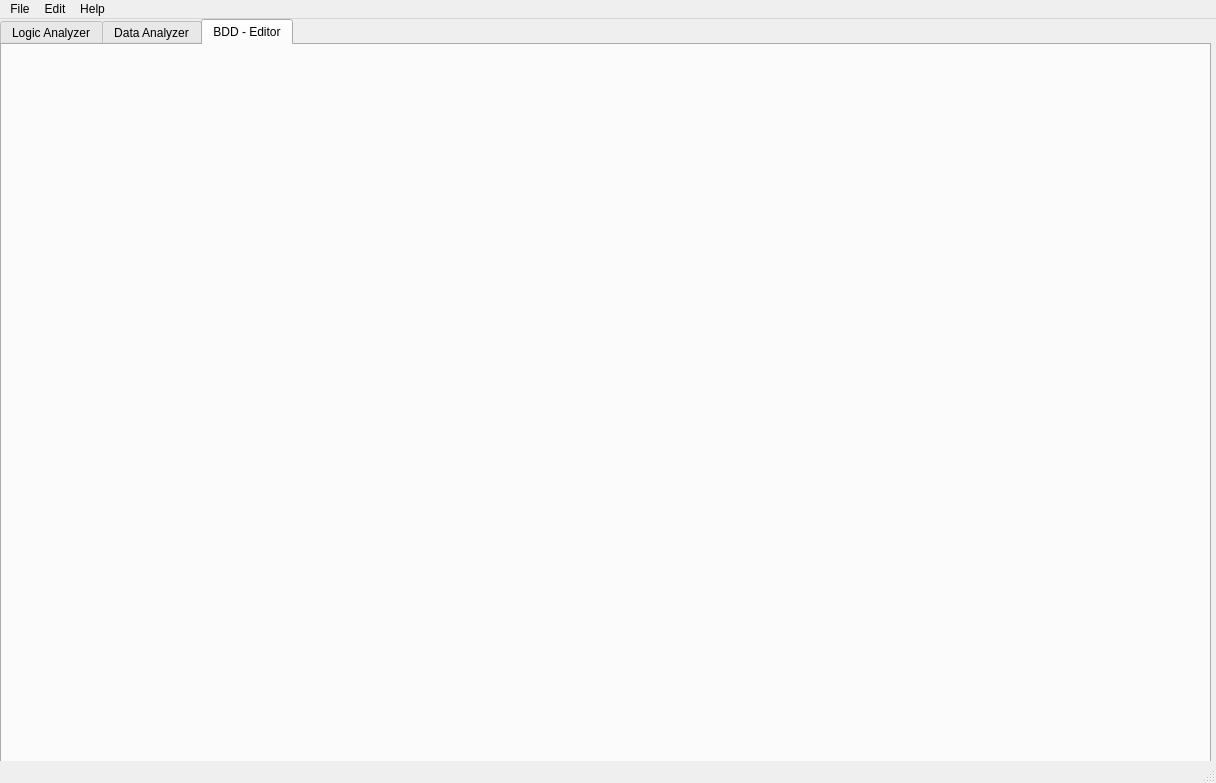
Before: the Qt Designer form src/Interpreter/Visu/EmbSysVisu.ui in asbr90/EmbSysTesting-Tool, drawn with Qt 5.
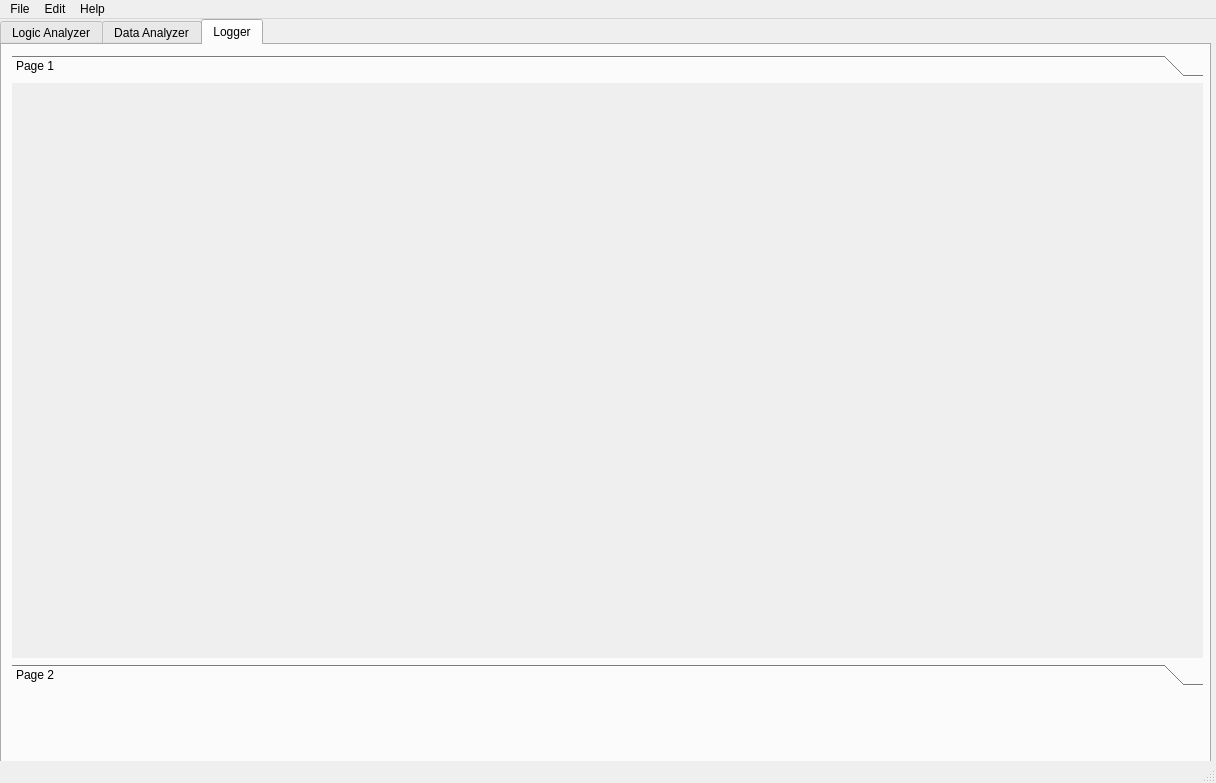
After: the same form once the commit is applied. The open tabs and pages were chosen to show the change. Custom widgets are drawn as their Qt base class.

What changed in the file:
```diff
--- a/src/Interpreter/Visu/EmbSysVisu.ui
+++ b/src/Interpreter/Visu/EmbSysVisu.ui
@@ -73,8 +73,59 @@
     </widget>
     <widget class="QWidget" name="dbb">
      <attribute name="title">
-      <string>BDD - Editor</string>
+      <string>Logger</string>
      </attribute>
+     <widget class="QWidget" name="horizontalLayoutWidget">
+      <property name="geometry">
+       <rect>
+        <x>10</x>
+        <y>10</y>
+        <width>1191</width>
+        <height>631</height>
+       </rect>
+      </property>
+      <layout class="QHBoxLayout" name="horizontalLayout_2">
+       <item>
+        <widget class="QToolBox" name="toolBox">
+         <property name="enabled">
+          <bool>true</bool>
+         </property>
+         <property name="currentIndex">
+          <number>1</number>
+         </property>
+         <widget class="QWidget" name="page">
+          <property name="enabled">
+           <bool>false</bool>
+          </property>
+          <property name="geometry">
+           <rect>
+            <x>0</x>
+            <y>0</y>
+            <width>1189</width>
+            <height>571</height>
+           </rect>
+          </property>
+          <attribute name="label">
+           <string>Page 1</string>
+          </attribute>
+         </widget>
+         <widget class="QWidget" name="page_2">
+          <property name="geometry">
+           <rect>
+            <x>0</x>
+            <y>0</y>
+            <width>1189</width>
+            <height>571</height>
+           </rect>
+          </property>
+          <attribute name="label">
+           <string>Page 2</string>
+          </attribute>
+         </widget>
+        </widget>
+       </item>
+      </layout>
+     </widget>
     </widget>
    </widget>
   </widget>
```
Left out of the diff: 24 changed lines with no effect on the pictures.
